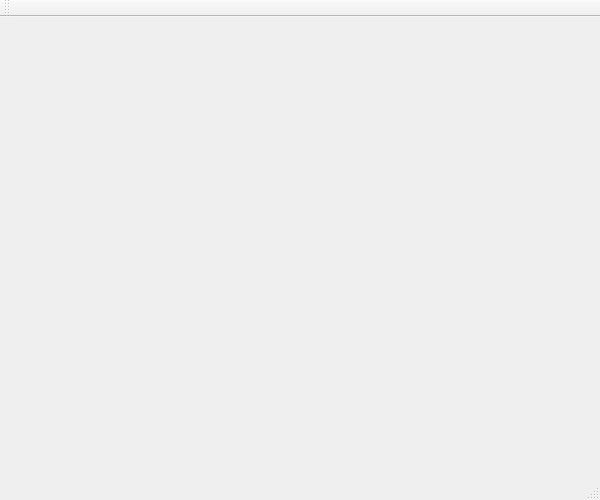
Qt form rpnews/gui/mainwindow.ui (ableigdev/RepositoryNews) before a commit.
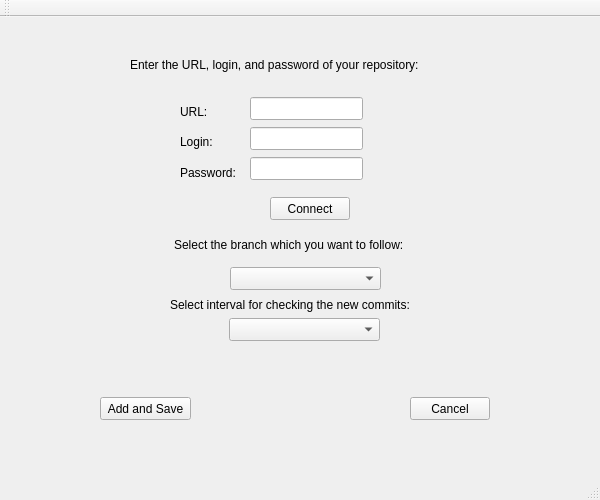
The same form after that commit.

Commit message: Add an interface for adding configuration of repository

```diff
--- a/rpnews/gui/mainwindow.ui
+++ b/rpnews/gui/mainwindow.ui
@@ -34,7 +34,175 @@
   <property name="documentMode">
    <bool>false</bool>
   </property>
-  <widget class="QWidget" name="centralWidget"/>
+  <widget class="QWidget" name="centralWidget">
+   <widget class="QLineEdit" name="Edit_URL">
+    <property name="geometry">
+     <rect>
+      <x>250</x>
+      <y>80</y>
+      <width>113</width>
+      <height>23</height>
+     </rect>
+    </property>
+   </widget>
+   <widget class="QLabel" name="Label_URL">
+    <property name="geometry">
+     <rect>
+      <x>180</x>
+      <y>87</y>
+      <width>59</width>
+      <height>15</height>
+     </rect>
+    </property>
+    <property name="text">
+     <string>URL:</string>
+    </property>
+   </widget>
+   <widget class="QLineEdit" name="Edit_Login">
+    <property name="geometry">
+     <rect>
+      <x>250</x>
+      <y>110</y>
+      <width>113</width>
+      <height>23</height>
+     </rect>
+    </property>
+   </widget>
+   <widget class="QLabel" name="Label_Login">
+    <property name="geometry">
+     <rect>
+      <x>180</x>
+      <y>117</y>
+      <width>59</width>
+      <height>15</height>
+     </rect>
+    </property>
+    <property name="text">
+     <string>Login:</string>
+    </property>
+   </widget>
+   <widget class="QLabel" name="Label_Password">
+    <property name="geometry">
+     <rect>
+      <x>180</x>
+      <y>148</y>
+      <width>59</width>
+      <height>15</height>
+     </rect>
+    </property>
+    <property name="text">
+     <string>Password:</string>
+    </property>
+   </widget>
+   <widget class="QLineEdit" name="Edit_Password">
+    <property name="geometry">
+     <rect>
+      <x>250</x>
+      <y>140</y>
+      <width>113</width>
+      <height>23</height>
+     </rect>
+    </property>
+   </widget>
+   <widget class="QLabel" name="Label_MainString">
+    <property name="geometry">
+     <rect>
+      <x>130</x>
+      <y>40</y>
+      <width>321</width>
+      <height>16</height>
+     </rect>
+    </property>
+    <property name="text">
+     <string>Enter the URL, login, and password of your repository:</string>
+    </property>
+   </widget>
+   <widget class="QPushButton" name="Button_Connect">
+    <property name="geometry">
+     <rect>
+      <x>270</x>
+      <y>180</y>
+      <width>80</width>
+      <height>23</height>
+     </rect>
+    </property>
+    <property name="text">
+     <string>Connect</string>
+    </property>
+   </widget>
+   <widget class="QComboBox" name="ComboBox_BranchName">
+    <property name="geometry">
+     <rect>
+      <x>230</x>
+      <y>250</y>
+      <width>151</width>
+      <height>23</height>
+     </rect>
+    </property>
+   </widget>
+   <widget class="QLabel" name="Label_Select">
+    <property name="geometry">
+     <rect>
+      <x>174</x>
+      <y>220</y>
+      <width>271</width>
+      <height>16</height>
+     </rect>
+    </property>
+    <property name="text">
+     <string>Select the branch which you want to follow:</string>
+    </property>
+   </widget>
+   <widget class="QLabel" name="Label_CheckNewCommits">
+    <property name="geometry">
+     <rect>
+      <x>170</x>
+      <y>280</y>
+      <width>281</width>
+      <height>16</height>
+     </rect>
+    </property>
+    <property name="text">
+     <string>Select interval for checking the new commits:</string>
+    </property>
+   </widget>
+   <widget class="QComboBox" name="ComboBox_TimeInterval">
+    <property name="geometry">
+     <rect>
+      <x>229</x>
+      <y>301</y>
+      <width>151</width>
+      <height>23</height>
+     </rect>
+    </property>
+   </widget>
+   <widget class="QPushButton" name="Button_Add_Save">
+    <property name="geometry">
+     <rect>
+      <x>100</x>
+      <y>380</y>
+      <width>91</width>
+      <height>23</height>
+     </rect>
+    </property>
+    <property name="text">
+     <string>Add and Save</string>
+    </property>
+   </widget>
+   <widget class="QPushButton" name="Button_Cancel">
+    <property name="geometry">
+     <rect>
+      <x>410</x>
+      <y>380</y>
+      <width>80</width>
+      <height>23</height>
+     </rect>
+    </property>
+    <property name="text">
+     <string>Cancel</string>
+    </property>
+   </widget>
+  </widget>
   <widget class="QMenuBar" name="menuBar">
    <property name="geometry">
     <rect>
```
